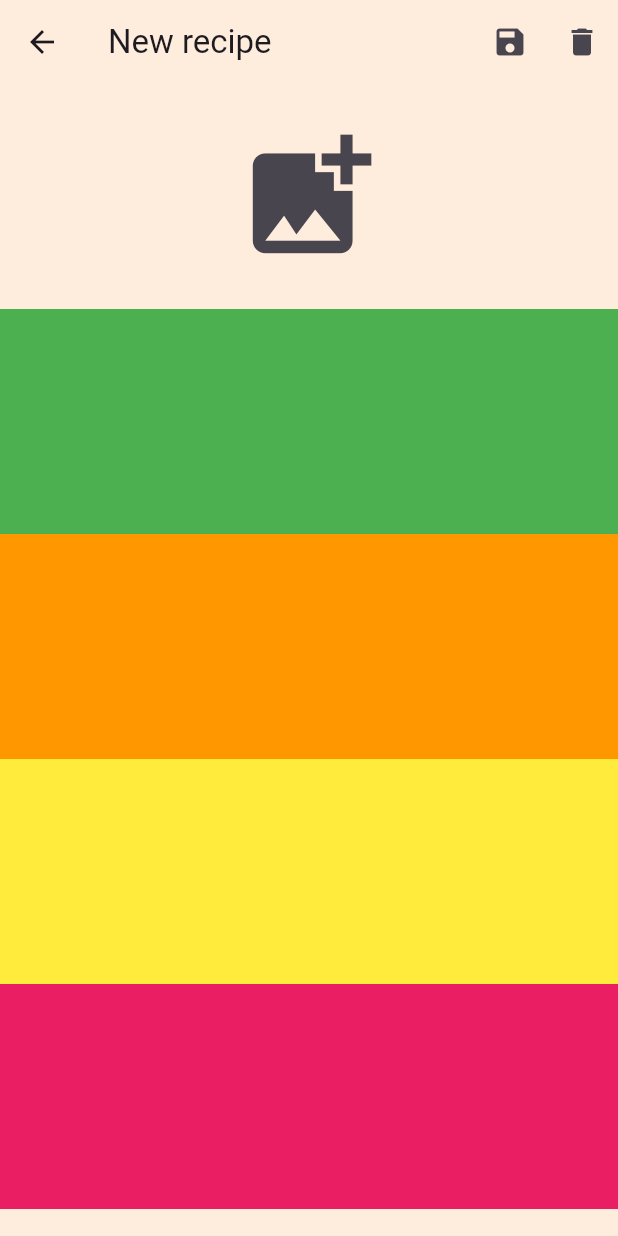
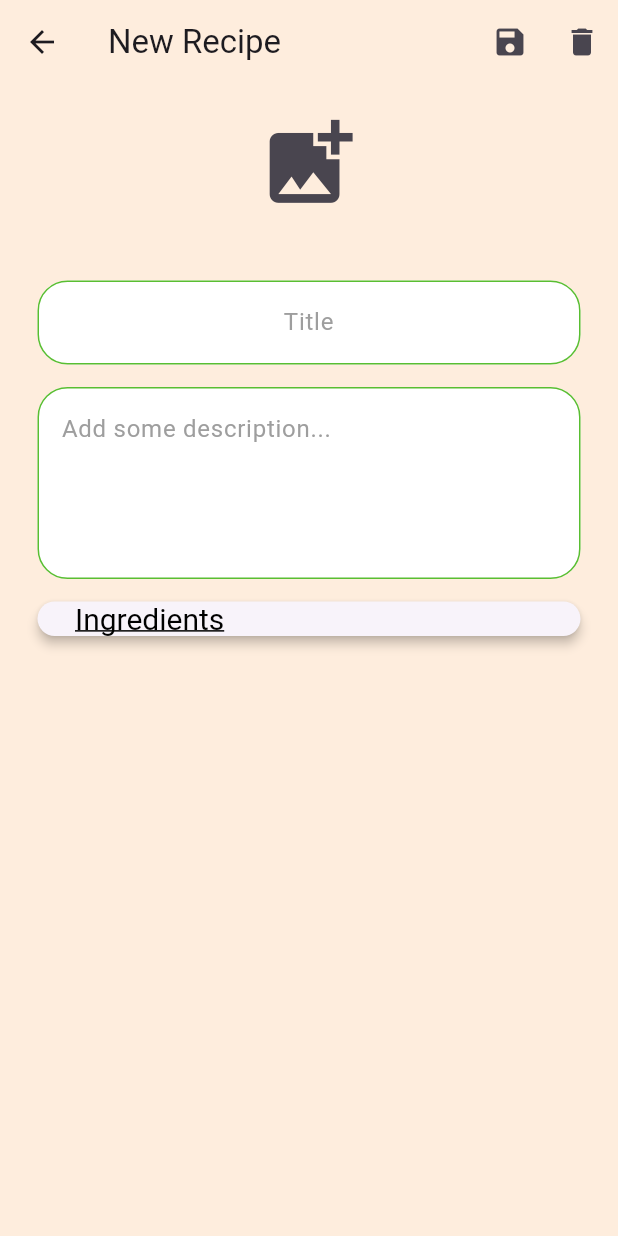
Before and after one commit to vicprzram/DishApp, a Flutter app: the Home screen opened directly, after a tap on "New recipe", on a phone screen of 412 x 824 dp. Run offline on Flutter 3.47's test engine with Material 3 defaults, Android fonts, the phone set to English and light mode, and no system bars; our stand-ins replace cloud_firestore, firebase_auth, firebase_core, firebase_database; accounts and stored records are empty.

Commit message:
Pequeños retoques crear recetas

```diff
--- a/lib/components/TextFieldLogin.dart
+++ b/lib/components/TextFields.dart
@@ -93,3 +93,44 @@ class TextFieldUsername extends StatelessWidget {
     );
   }
 }
+
+
+class TextFieldRecipe extends StatelessWidget {
+
+  final controller;
+  final String hintText;
+  final alignment;
+  final int maxLines;
+
+  const TextFieldRecipe({
+    super.key,
+    required this.controller,
+    required this.hintText,
+    required this.alignment,
+    required this.maxLines
+  });
+
+  @override
+  Widget build(BuildContext context) {
+    return Padding(padding: const EdgeInsets.symmetric(horizontal: 25.0),
+        child: TextField(
+          controller: controller,
+          textAlign: alignment,
+          maxLines: maxLines,
+          decoration: InputDecoration(
+            enabledBorder: OutlineInputBorder(
+              borderRadius: BorderRadius.circular(20.0),
+              borderSide: BorderSide(color: Color(0xff59be32)),
+            ),
+            focusedBorder: OutlineInputBorder(
+              borderSide: BorderSide(color: Colors.black),
+            ),
+            fillColor: Colors.white,
+            filled: true,
+            hintText: hintText,
+            hintStyle: TextStyle(color: Colors.grey[500], ),
+          ),
+        ));
+  }
+
+}
--- a/lib/pages/Login.dart
+++ b/lib/pages/Login.dart
@@ -1,6 +1,6 @@
 import 'package:dishapp/components/ButtonLogin.dart';
 import 'package:dishapp/components/ImagesLogin.dart';
-import 'package:dishapp/components/TextFieldLogin.dart';
+import 'package:dishapp/components/TextFields.dart';
 import 'package:dishapp/pages/MainMenu.dart';
 import 'package:flutter/gestures.dart';
 import 'package:flutter/material.dart';
--- a/lib/pages/SignUp.dart
+++ b/lib/pages/SignUp.dart
@@ -1,5 +1,5 @@
 import 'package:dishapp/components/ButtonLogin.dart';
-import 'package:dishapp/components/TextFieldLogin.dart';
+import 'package:dishapp/components/TextFields.dart';
 import 'package:dishapp/pages/Login.dart';
 import 'package:dishapp/pages/MainMenu.dart';
 import 'package:dishapp/utilities/Utilities.dart';
--- a/lib/pages/main_menu/Home.dart
+++ b/lib/pages/main_menu/Home.dart
@@ -22,9 +22,9 @@ class _HomeState extends State<Home> {
             /// Search bar
             Container(
               alignment: Alignment.center,
-              margin: const EdgeInsets.only(left: 10.0, right: 10.0, top: 10.0),
+              margin: const EdgeInsets.only(left: 20.0, right: 20.0, top: 15.0),
               child: TextField(
-                style: TextStyle(color: Colors.white),
+                style: TextStyle(color: Colors.black),
                 decoration: InputDecoration(
                   filled: true,
                   fillColor: Colors.white,
--- a/lib/pages/main_menu/NewRecipe.dart
+++ b/lib/pages/main_menu/NewRecipe.dart
@@ -1,5 +1,7 @@
+import 'package:flutter/gestures.dart';
 import 'package:flutter/material.dart';
 import 'package:cloud_firestore/cloud_firestore.dart';
+import 'package:dishapp/components/TextFields.dart';
 
 class NewRecipe extends StatefulWidget {
 
@@ -11,51 +13,66 @@ class NewRecipe extends StatefulWidget {
 }
 
 class _NewRecipeState extends State<NewRecipe> {
+
+  ///Controllers
+  final titleController = TextEditingController();
+  final descriptionController = TextEditingController();
+
   @override
   Widget build(BuildContext context) {
     return Scaffold(
-      resizeToAvoidBottomInset: false,
       backgroundColor: Color(0xfffeeddd),
-      body: SafeArea(
-        child: CustomScrollView(
-          slivers: <Widget>[
-            SliverAppBar(
-              title: Text('New recipe'),
+      appBar: AppBar(
         backgroundColor: Color(0xfffeeddd),
-              actions: [
-                IconButton(
-                    onPressed: () {  },
-                    icon: Icon(Icons.save)),
-                IconButton(
-                    onPressed: () {  } ,
-                    icon: Icon(Icons.delete))
+        title: Text('New Recipe'),
+        actions: <Widget>[
+          IconButton(onPressed: () {  }, icon: Icon(Icons.save)),
+          IconButton(onPressed: () {  }, icon: Icon(Icons.delete))
         ],
       ),
-            SliverFixedExtentList(
-              itemExtent: 150.0,
-              delegate: SliverChildListDelegate(
-                [
+      body: ListView(
+        children: [
+
+          const SizedBox(height: 10),
+
           /// Add photos
-                  Container(
-                    child: IconButton(
-                      onPressed: () {  },
-                      icon: Icon(Icons.add_photo_alternate, size: 100,),
+          IconButton(onPressed: () {  }, icon: Icon(Icons.add_photo_alternate, size: 70)),
 
-                    ),
+          const SizedBox(height: 35),
+
+          TextFieldRecipe(controller: titleController, hintText: 'Title', alignment: TextAlign.center, maxLines: 1),
+
+          const SizedBox(height: 15),
+
+          TextFieldRecipe(controller: descriptionController, hintText: 'Add some description...', alignment: TextAlign.start, maxLines: 4),
+
+          const SizedBox(height: 15),
+
+          Card(
+            surfaceTintColor: Colors.white,
+            elevation: 3,
+            margin: const EdgeInsets.symmetric(horizontal: 25.0),
+            child: Column(
+              crossAxisAlignment: CrossAxisAlignment.start,
+              children: <Widget>[
+
+                Padding(padding: const EdgeInsets.symmetric(horizontal: 25.0),
+                    child: Row(
+                        mainAxisAlignment: MainAxisAlignment.start,
+                        children: [
+                          RichText(text: TextSpan(
+                              text: 'Ingredients',
+                              style: TextStyle(color: Colors.black, decoration: TextDecoration.underline, fontSize: 20),
+                          ))
+                        ]
+                    )
                 ),
 
 
-
-                  Container(color: Colors.green),
-                  Container(color: Colors.orange),
-                  Container(color: Colors.yellow),
-                  Container(color: Colors.pink),
-                ],
-              ),
+            ],),
           ),
         ],
-        ),
-      ),
+      )
     );
   }
 
```
Lines whose indentation alone changed are shown as unchanged.
